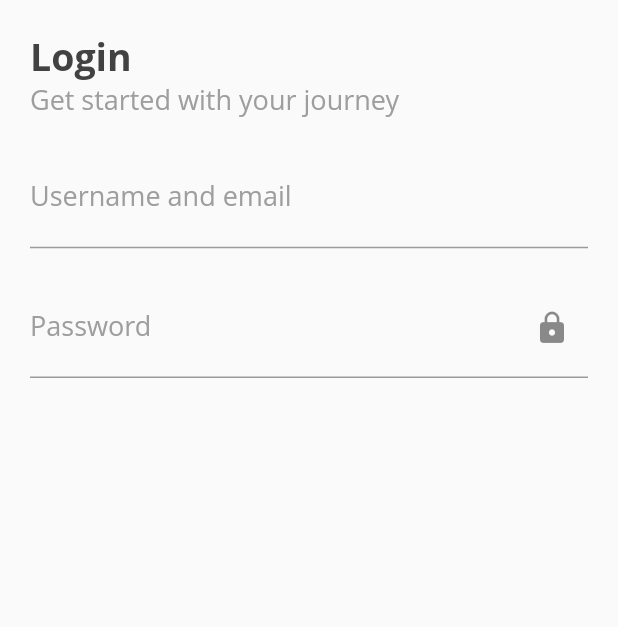
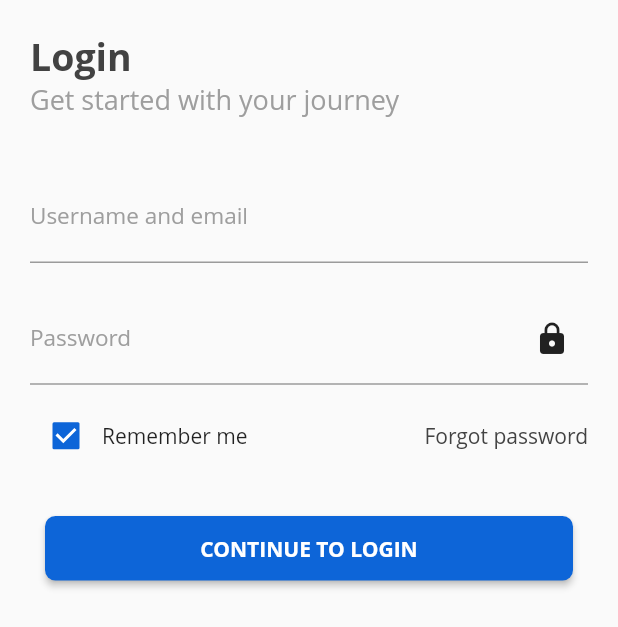
Before and after one commit to dev-aritra/open_ngo, a Flutter app: the screen it shows after launch, on a phone screen of 412 x 824 dp. Shown: the top 627 px of the screen. Run offline on Flutter 3.47's test engine with Material 2 defaults, Android fonts, the phone set to English and light mode, and no system bars.

Commit message:
Login page UI completed

```diff
--- /dev/null
+++ b/lib/styles/custom_colors.dart
@@ -0,0 +1,9 @@
+import 'package:flutter/material.dart';
+
+class CustomColors{
+
+  static final Color lightGrey= Color(0xFF9E9E9E);
+  static final Color midGrey= Color(0xFF212121);
+  static final Color darkGrey= Color(0xFF424242);
+  static final Color darkBlue= Color(0xFF0d65d8);
+}
--- a/lib/view/login/custom_input_field.dart
+++ b/lib/view/login/custom_input_field.dart
@@ -1,4 +1,5 @@
 import 'package:flutter/material.dart';
+import 'package:open_ngo/styles/custom_colors.dart';
 
 class CustomInputField extends StatefulWidget {
   bool isPassword = false;
@@ -24,10 +25,10 @@ class _CustomInputFieldState extends State<CustomInputField> {
     return Padding(
       padding: const EdgeInsets.only(top: 20),
       child: TextField(
-        obscureText: !showPassword,
-        cursorColor: Color(0xFF212121),
+        obscureText: isPassword ? !showPassword : false,
+        cursorColor: CustomColors.darkGrey,
         decoration: _inputFieldDecoration(lableText),
-        style: TextStyle(color: Color(0xFF424242), fontSize: 18),
+        style: TextStyle(color: CustomColors.darkGrey, fontSize: 16, fontWeight: FontWeight.w500),
       ),
     );
   }
@@ -47,14 +48,14 @@ class _CustomInputFieldState extends State<CustomInputField> {
             _toggleShowPass();
           },
 
-          icon: Icon(Icons.remove_red_eye, color: Color(0xFF212121)),
+          icon: Icon(Icons.remove_red_eye, color: CustomColors.midGrey),
         );
       } else {
         button = IconButton(
           onPressed: () {
             _toggleShowPass();
           },
-          icon: Icon(Icons.lock),
+          icon: Icon(Icons.lock ,  color: CustomColors.midGrey),
         );
       }
     }
@@ -62,13 +63,13 @@ class _CustomInputFieldState extends State<CustomInputField> {
     return InputDecoration(
       suffixIcon: button,
       labelText: text,
-      labelStyle: TextStyle(color: Color(0xFF9E9E9E)),
+      labelStyle: TextStyle(color: CustomColors.lightGrey, fontSize: 15.0),
       focusedBorder: UnderlineInputBorder(
           borderSide:
-              BorderSide(style: BorderStyle.solid, color: Color(0xFF212121))),
+              BorderSide(style: BorderStyle.solid, color: CustomColors.midGrey)),
       border: UnderlineInputBorder(
           borderSide:
-              BorderSide(style: BorderStyle.solid, color: Color(0xFFEEEEEE))),
+              BorderSide(style: BorderStyle.solid, color: Colors.black)),
     );
   }
 }
--- a/lib/view/login/login_page.dart
+++ b/lib/view/login/login_page.dart
@@ -1,4 +1,5 @@
 import 'package:flutter/material.dart';
+import 'package:open_ngo/styles/custom_colors.dart';
 import 'package:open_ngo/view/login/custom_input_field.dart';
 
 class LoginPage extends StatefulWidget {
@@ -15,16 +16,34 @@ class _LoginPageState extends State<LoginPage> {
           padding: const EdgeInsets.all(20.0),
           child: Column(
             crossAxisAlignment: CrossAxisAlignment.start,
-            children: <Widget>[
-              _appBar(),
-              CustomInputField(isPassword: false,),
-              CustomInputField(isPassword: true,),
-            ],
+            children: <Widget>[_appBar(), Expanded(child: _scrollablePart())],
           ),
         ),
       ),
     );
   }
+
+  Widget _scrollablePart() {
+    return SingleChildScrollView(
+      child: Padding(
+        padding: const EdgeInsets.only(top: 15.0),
+        child: Column(
+
+          children: <Widget>[
+            CustomInputField(
+              isPassword: false,
+            ),
+            CustomInputField(
+              isPassword: true,
+            ),
+            _loginOptions(),
+            _signInButton()
+          ],
+        ),
+      ),
+    );
+  }
+
 
   Widget _appBar() {
     return Column(
@@ -35,18 +54,75 @@ class _LoginPageState extends State<LoginPage> {
           style: TextStyle(
               fontSize: 25.0,
               fontWeight: FontWeight.bold,
-              color: Color(0xFF424242)),
+              color: CustomColors.darkGrey),
         ),
         Text(
           'Get started with your journey',
           style: TextStyle(
               fontSize: 18,
               fontWeight: FontWeight.w300,
-              color: Color(0xFF9E9E9E)),
+              color: CustomColors.lightGrey),
         )
       ],
     );
   }
 
+  Widget _loginOptions() {
+    return Padding(
+      padding: const EdgeInsets.only(top: 10.0),
+      child: Row(
+        children: <Widget>[Expanded(child: _rememberMe()), _forgotPassword()],
+      ),
+    );
+  }
 
+  Widget _rememberMe() {
+    return Row(
+      children: <Widget>[
+        Checkbox(
+          activeColor: CustomColors.darkBlue,
+          onChanged: (state) {},
+          value: true,
+        ),
+        Text(
+          'Remember me',
+        )
+      ],
+    );
+  }
+
+  Widget _forgotPassword() {
+    return Align(
+      alignment: Alignment.bottomRight,
+      child: GestureDetector(
+        onTap: () {},
+        child: Text(
+          'Forgot password',
+          style: TextStyle(color: CustomColors.darkGrey),
+        ),
+      ),
+    );
+  }
+
+  Widget _signInButton() {
+    return Padding(
+      padding: const EdgeInsets.symmetric(vertical: 27.0, horizontal: 10.0),
+      child: Row(children: <Widget>[
+        Expanded(
+          child: RaisedButton(
+            shape: RoundedRectangleBorder(
+                borderRadius: BorderRadius.circular(7.0)),
+            padding: EdgeInsets.all(12.0),
+            onPressed: () {},
+            color: CustomColors.darkBlue,
+            child: Text(
+              'CONTINUE TO LOGIN',
+              style:
+                  TextStyle(color: Colors.white, fontWeight: FontWeight.bold),
+            ),
+          ),
+        ),
+      ]),
+    );
+  }
 }
```
